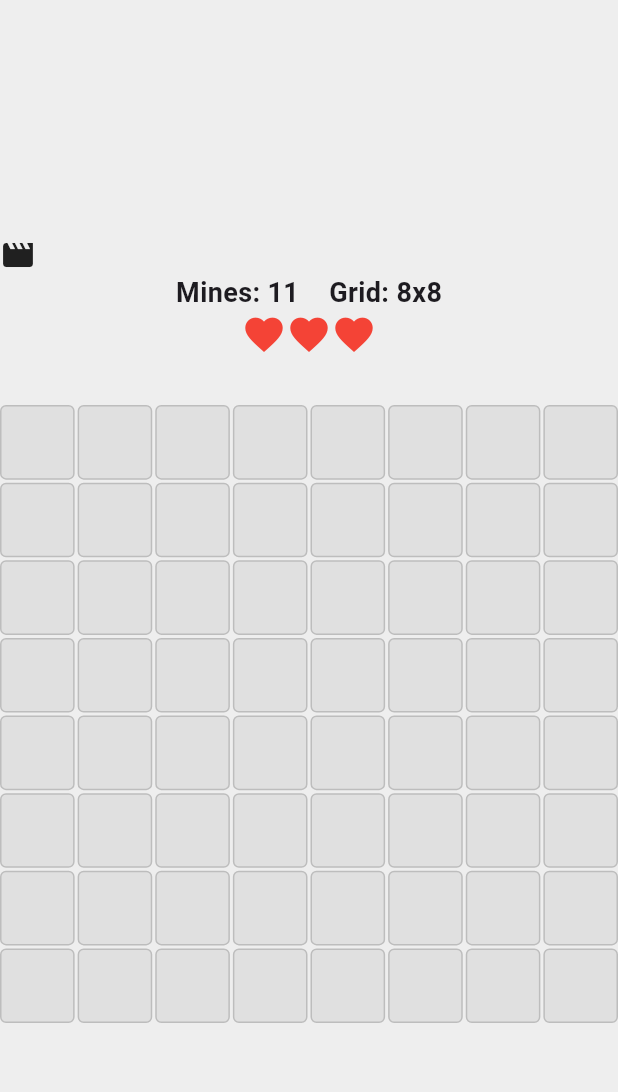
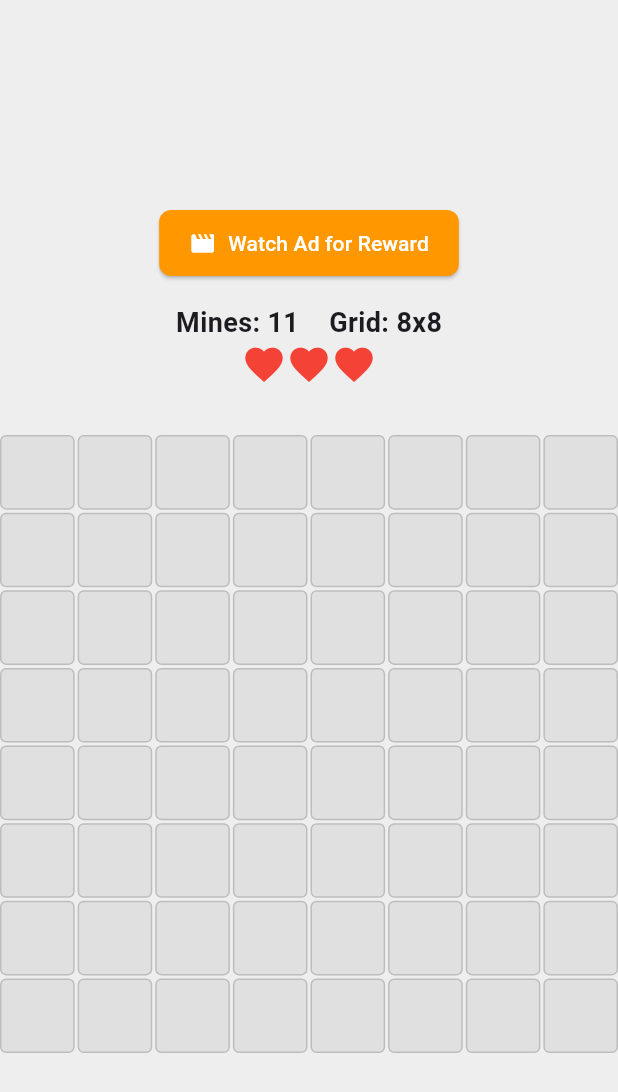
Before and after one commit to Nafiz4041/minesweeper, a Flutter app: the screen it shows after launch, after a tap on an icon or button, on a phone screen of 412 x 824 dp. Shown: the top 1092 px of the screen. Run offline on Flutter 3.47's test engine with Material 3 defaults, Android fonts, the phone set to English and light mode, and no system bars; our stand-ins replace google_mobile_ads, shared_preferences; Roboto replaces fonts that are missing (Helvetica).

Commit message:
updated rewardal ad button

```diff
--- a/lib/main.dart
+++ b/lib/main.dart
@@ -476,15 +476,15 @@ class _MinesweeperGameState extends State<MinesweeperGame> {
               padding: const EdgeInsets.symmetric(vertical: 16.0),
               child: Column(
                 children: [
+                  // Add the button with a label and a clear icon
                   Row(
+                    mainAxisAlignment: MainAxisAlignment.center,
                     children: [
-                      InkWell(
-                        child: const Icon(Icons.movie),
-                        onTap: () {
+                      ElevatedButton.icon(
+                        onPressed: () {
                           if (rewardedInterstitialAd != null) {
                             rewardedInterstitialAd!.show(
-                              onUserEarnedReward:
-                                  (AdWithoutView ad, RewardItem reward) {
+                              onUserEarnedReward: (AdWithoutView ad, RewardItem reward) {
                                 _revealRandomMine(); // Reveal a mine when the reward is earned
                               },
                             );
@@ -492,22 +492,34 @@ class _MinesweeperGameState extends State<MinesweeperGame> {
                             print('Ad not ready yet');
                           }
                         },
+                        icon: Icon(Icons.movie, color: Colors.white), // Icon for movie/reward
+                        label: Text(
+                          'Watch Ad for Reward',
+                          style: TextStyle(color: Colors.white),
+                        ),
+                        style: ElevatedButton.styleFrom(
+                          backgroundColor: Colors.orange, // Set button color
+                          foregroundColor: Colors.white,
+                          padding: EdgeInsets.symmetric(vertical: 12, horizontal: 20),
+                          shape: RoundedRectangleBorder(
+                            borderRadius: BorderRadius.circular(8),
+                          ),
+                        ),
                       ),
                     ],
                   ),
+                  SizedBox(height: 16),
                   Row(
                     mainAxisAlignment: MainAxisAlignment.center,
                     children: [
                       Text(
                         'Mines: $mineCount',
-                        style: const TextStyle(
-                            fontSize: 18, fontWeight: FontWeight.bold),
+                        style: const TextStyle(fontSize: 18, fontWeight: FontWeight.bold),
                       ),
                       const SizedBox(width: 20),
                       Text(
                         'Grid: ${rows}x$cols',
-                        style: const TextStyle(
-                            fontSize: 18, fontWeight: FontWeight.bold),
+                        style: const TextStyle(fontSize: 18, fontWeight: FontWeight.bold),
                       ),
                     ],
                   ),
@@ -515,8 +527,7 @@ class _MinesweeperGameState extends State<MinesweeperGame> {
                     mainAxisAlignment: MainAxisAlignment.center,
                     children: List.generate(
                       lives,
-                      (index) =>
-                          Icon(Icons.favorite, color: Colors.red, size: 30),
+                      (index) => Icon(Icons.favorite, color: Colors.red, size: 30),
                     ),
                   ),
                   SizedBox(height: 16), // Add spacing
```
